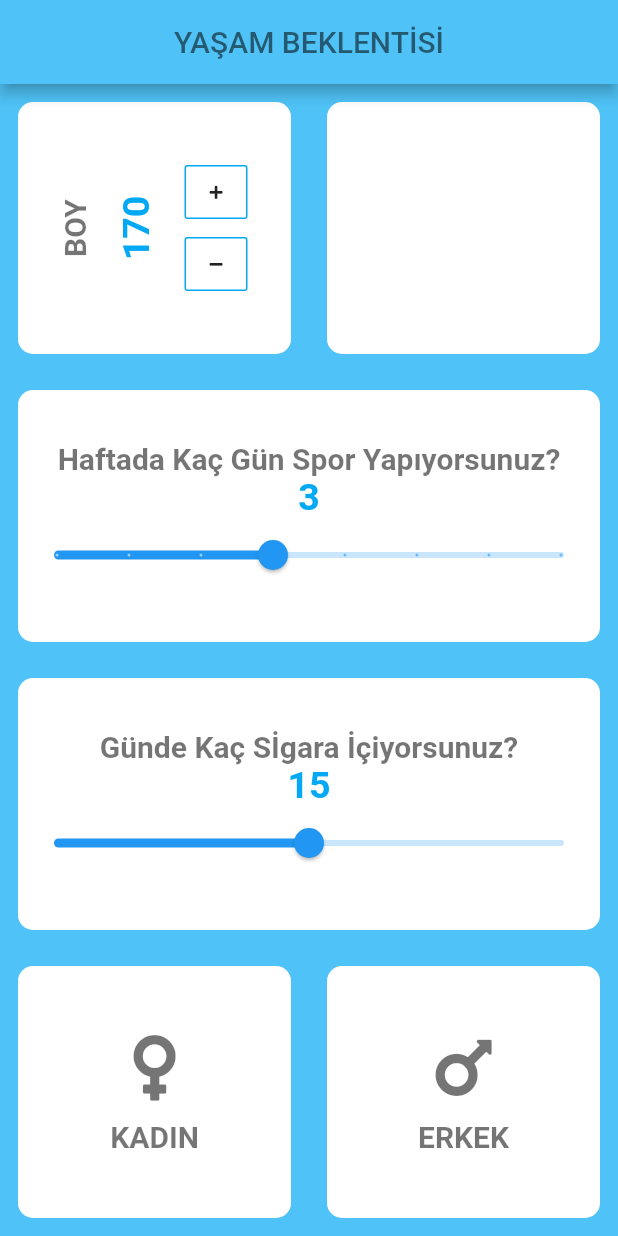
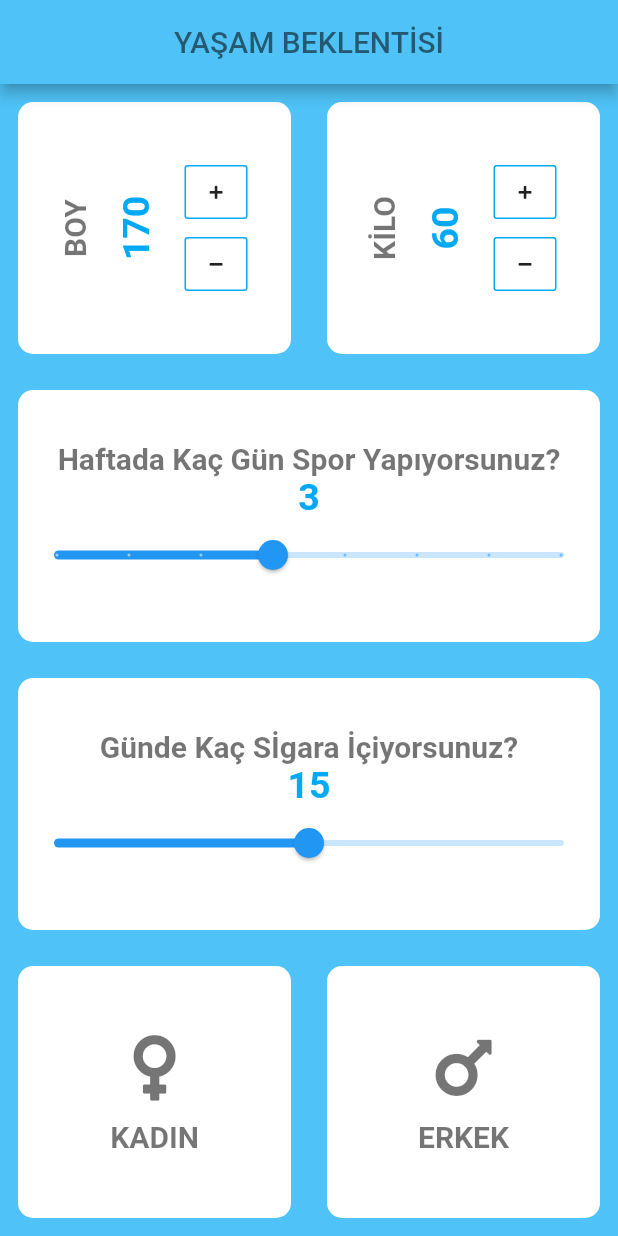
Before and after one commit to CihanTurunc/flutter_vucut_kitle_endeksi, a Flutter app: the screen it shows after launch, on a phone screen of 412 x 824 dp. Run offline on Flutter 3.47's test engine with Material 2 defaults, Android fonts, the light colour scheme and no system bars; our stand-ins replace font_awesome_flutter.

Commit message:
Flutter202101221317

```diff
--- a/lib/input_page.dart
+++ b/lib/input_page.dart
@@ -16,6 +16,7 @@ class _InputPageState extends State<InputPage> {
   double icilenSigara = 15.0;
   double yapilanSpor = 3.0;
   int boy = 170;
+  int kilo = 60;
 
   @override
   Widget build(BuildContext context) {
@@ -36,63 +37,14 @@ class _InputPageState extends State<InputPage> {
                   Expanded(
                     child: MyContainer(
                       child: SizedBox(
-                        child: Row(
-                          mainAxisAlignment: MainAxisAlignment.center,
-                          children: [
-                            RotatedBox(
-                              quarterTurns: 3,
-                              child: Text(
-                                'BOY',
-                                style: kMetinStili,
-                              ),
-                            ),
-                            SizedBox(width: 15),
-                            RotatedBox(
-                              quarterTurns: 3,
-                              child: Text(
-                                boy.toString(),
-                                style: kSayiStili,
-                              ),
-                            ),
-                            SizedBox(width: 15),
-                            Column(
-                              mainAxisAlignment: MainAxisAlignment.center,
-                              children: [
-                                ButtonTheme(
-                                  minWidth: 36,
-                                  child: OutlineButton(
-                                    borderSide: BorderSide(color: Colors.lightBlue),
-                                    onPressed: () {
-                                      print('üstteki buton basıldı');
-                                    },
-                                    child: Icon(
-                                      FontAwesomeIcons.plus,
-                                      size: 10,
-                                    ),
-                                  ),
-                                ),
-                                ButtonTheme(
-                                  minWidth: 36,
-                                  child: OutlineButton(
-                                    borderSide: BorderSide(color: Colors.lightBlue),
-                                    onPressed: () {
-                                      print('alttaki buton basıldı');
-                                    },
-                                    child: Icon(
-                                      FontAwesomeIcons.minus,
-                                      size: 10,
-                                    ),
-                                  ),
-                                ),
-                              ],
-                            ),
-                          ],
-                        ),
+                        child: buildRowOutlineButton('BOY'),
                       ),
                     ),
                   ),
                   Expanded(
-                    child: MyContainer(),
+                    child: MyContainer(
+                      child: buildRowOutlineButton('KİLO'),
+                    ),
                   ),
                 ],
               ),
@@ -191,4 +143,65 @@ class _InputPageState extends State<InputPage> {
           ],
         ));
   }
+
+  Row buildRowOutlineButton(String label) {
+    return Row(
+      mainAxisAlignment: MainAxisAlignment.center,
+      children: [
+        RotatedBox(
+          quarterTurns: 3,
+          child: Text(
+            label,
+            style: kMetinStili,
+          ),
+        ),
+        SizedBox(width: 15),
+        RotatedBox(
+          quarterTurns: 3,
+          child: Text(
+            label == 'BOY' ? boy.toString() : kilo.toString(),
+            style: kSayiStili,
+          ),
+        ),
+        SizedBox(width: 15),
+        Column(
+          mainAxisAlignment: MainAxisAlignment.center,
+          children: [
+            ButtonTheme(
+              minWidth: 36,
+              child: OutlineButton(
+                borderSide: BorderSide(color: Colors.lightBlue),
+                onPressed: () {
+                  setState(() {
+                    label == 'BOY' ? boy++ : kilo++;
+                  });
+                  print('üstteki buton basıldı');
+                },
+                child: Icon(
+                  FontAwesomeIcons.plus,
+                  size: 10,
+                ),
+              ),
+            ),
+            ButtonTheme(
+              minWidth: 36,
+              child: OutlineButton(
+                borderSide: BorderSide(color: Colors.lightBlue),
+                onPressed: () {
+                  setState(() {
+                    label == 'BOY' ? boy-- : kilo--;
+                  });
+                  print('alttaki buton basıldı');
+                },
+                child: Icon(
+                  FontAwesomeIcons.minus,
+                  size: 10,
+                ),
+              ),
+            ),
+          ],
+        ),
+      ],
+    );
+  }
 }
```
